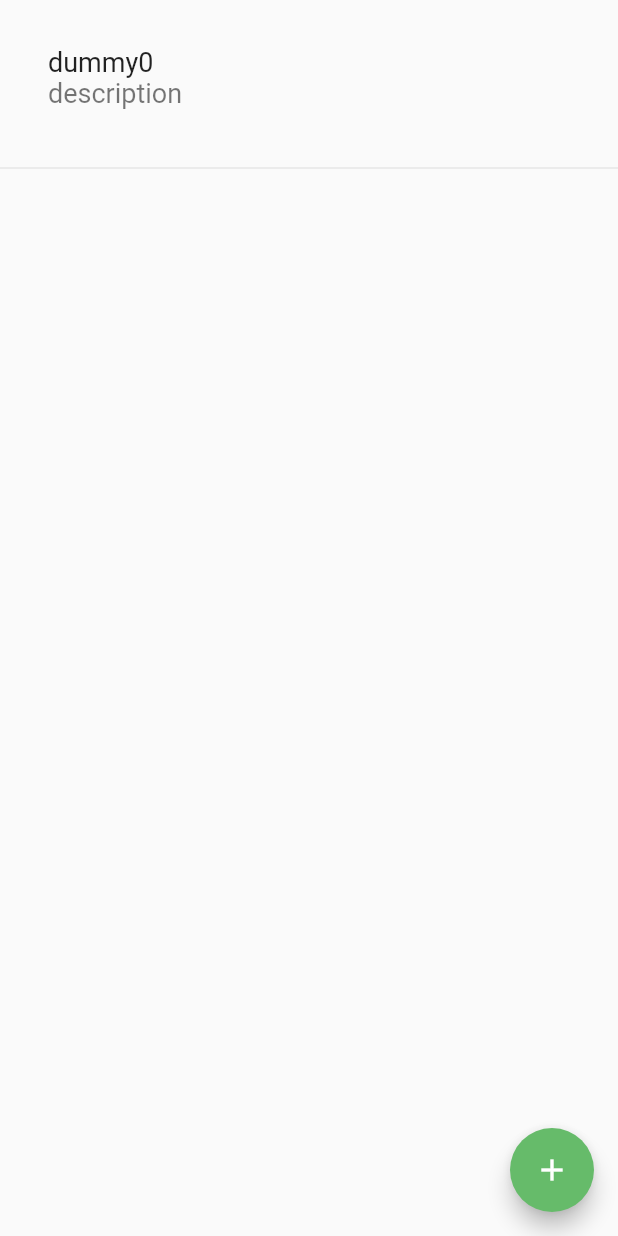
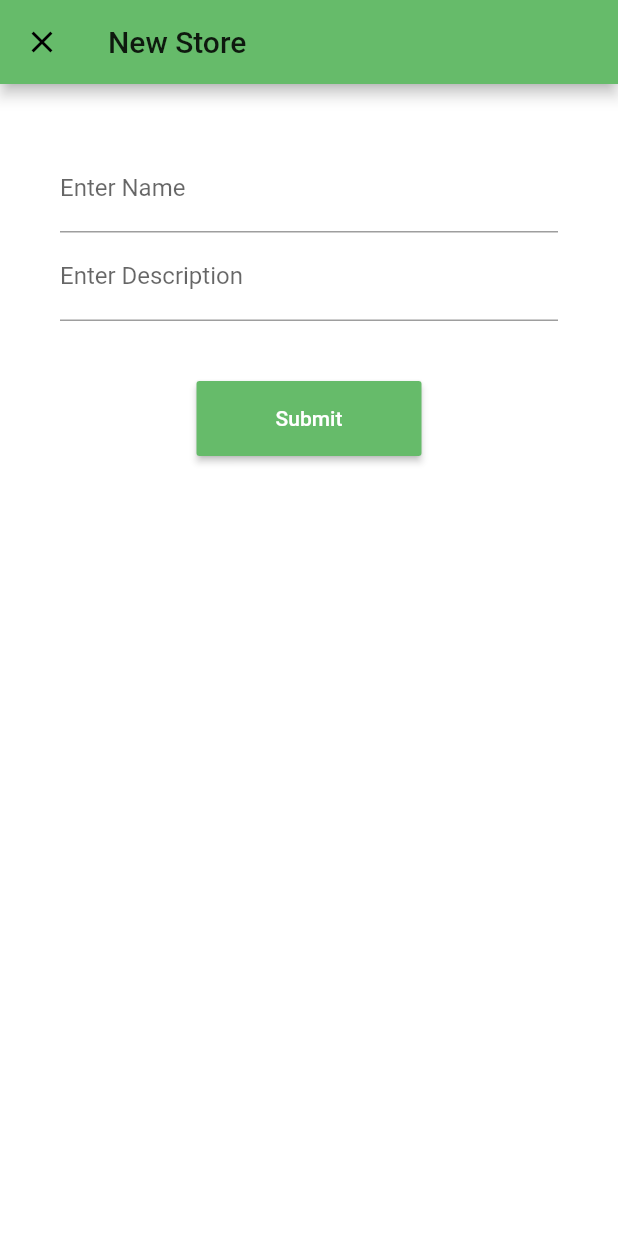
Before and after one commit to imranhashmi/dukaandar, a Flutter app: the StoresPage screen opened directly, after a tap on the "add" icon, on a phone screen of 412 x 824 dp. Run offline on Flutter 3.47's test engine with Material 2 defaults, Android fonts, the phone set to English and light mode, and no system bars.

Commit message:
#16 new item form changes

```diff
--- a/lib/datamodel/manager.dart
+++ b/lib/datamodel/manager.dart
@@ -1,6 +1,6 @@
 class Manager {
-    final String name;
-    final String description;
+    String name;
+    String description;
 
     Manager(this.name, this.description) {
       if (name == null) {
--- a/lib/datamodel/store.dart
+++ b/lib/datamodel/store.dart
@@ -1,6 +1,6 @@
 class Store {
-  final String name;
-  final String description;
+  String name;
+  String description;
 
   Store(this.name, this.description) {
     if (name == null) {
--- /dev/null
+++ b/lib/pages/manager_form.dart
@@ -0,0 +1,67 @@
+import 'package:flutter/material.dart';
+
+import 'package:dukandaar/datamodel/manager.dart';
+
+class ManagerForm extends StatefulWidget
+{
+  @override
+  State createState() => new ManagerFormState();
+}
+
+class ManagerFormState extends State<ManagerForm>
+{
+  TextEditingController nameController = new TextEditingController();
+  TextEditingController descriptionController = new TextEditingController();
+
+  void onAddPressed () {
+    final item = new Manager(nameController.text, descriptionController.text);
+    Navigator.pop(context, item);
+  }
+
+  @override
+  Widget build(BuildContext context) {
+    return new Scaffold(
+       appBar: new AppBar(
+        title: new Text("New Manager"),
+        leading: new IconButton(
+          icon: new Icon(Icons.close),
+          onPressed: (){ Navigator.pop(context, null); },
+        ),
+      ),
+      backgroundColor: Colors.white,
+      body: new Container(
+        padding: const EdgeInsets.all(40.0),
+        child: new Form(
+          autovalidate: true,
+          child: new Column(
+            mainAxisAlignment: MainAxisAlignment.start,
+            children: <Widget>[
+              new TextFormField(
+                decoration: new InputDecoration( labelText: "Enter Name", fillColor: Colors.white),
+                keyboardType: TextInputType.text,
+                controller: nameController,
+              ),
+              new TextFormField(
+                decoration: new InputDecoration( labelText: "Enter Description"),
+                keyboardType: TextInputType.text,
+                controller: descriptionController,
+              ),
+              new Container (
+                padding: const EdgeInsets.symmetric(vertical: 40.0),
+                child: new MaterialButton(
+                  height: 50.0,
+                  minWidth: 150.0,
+                  color: Colors.green[400],
+                  splashColor: Colors.teal,
+                  textColor: Colors.white,
+                  child: new Text("Submit"),
+                  onPressed: () { onAddPressed(); }
+                ),
+              ),
+            ],
+          )
+        ),
+      ),
+    );
+  }
+}
--- /dev/null
+++ b/lib/pages/store_form.dart
@@ -0,0 +1,67 @@
+import 'package:flutter/material.dart';
+
+import 'package:dukandaar/datamodel/store.dart';
+
+class StoreForm extends StatefulWidget
+{
+  @override
+  State createState() => new StoreFormState();
+}
+
+class StoreFormState extends State<StoreForm>
+{
+  TextEditingController nameController = new TextEditingController();
+  TextEditingController descriptionController = new TextEditingController();
+
+  void onAddPressed () {
+    final item = new Store(nameController.text, descriptionController.text);
+    Navigator.pop(context, item);
+  }
+
+  @override
+  Widget build(BuildContext context) {
+    return new Scaffold(
+       appBar: new AppBar(
+        title: new Text("New Store"),
+        leading: new IconButton(
+          icon: new Icon(Icons.close),
+          onPressed: (){ Navigator.pop(context, null); },
+        ),
+      ),
+      backgroundColor: Colors.white,
+      body: new Container(
+        padding: const EdgeInsets.all(40.0),
+        child: new Form(
+          autovalidate: true,
+          child: new Column(
+            mainAxisAlignment: MainAxisAlignment.start,
+            children: <Widget>[
+              new TextFormField(
+                decoration: new InputDecoration( labelText: "Enter Name", fillColor: Colors.white),
+                keyboardType: TextInputType.text,
+                controller: nameController,
+              ),
+              new TextFormField(
+                decoration: new InputDecoration( labelText: "Enter Description"),
+                keyboardType: TextInputType.text,
+                controller: descriptionController,
+              ),
+              new Container (
+                padding: const EdgeInsets.symmetric(vertical: 40.0),
+                child: new MaterialButton(
+                  height: 50.0,
+                  minWidth: 150.0,
+                  color: Colors.green[400],
+                  splashColor: Colors.teal,
+                  textColor: Colors.white,
+                  child: new Text("Submit"),
+                  onPressed: () { onAddPressed(); }
+                ),
+              ),
+            ],
+          )
+        ),
+      ),
+    );
+  }
+}
--- a/lib/pages/stores_page.dart
+++ b/lib/pages/stores_page.dart
@@ -4,6 +4,7 @@ import 'package:flutter/material.dart';
 import 'package:http/http.dart' as http;
 
 import 'package:dukandaar/datamodel/store.dart';
+import 'package:dukandaar/pages/store_form.dart';
 
 class StoresPageState extends State<StoresPage> {
   var _items = <Store>[];
@@ -15,11 +16,11 @@ class StoresPageState extends State<StoresPage> {
     super.initState();
   }
 
-  @override
+   @override
   Widget build(BuildContext context) {
     return new Scaffold (
       floatingActionButton: new FloatingActionButton(
-        onPressed: _addData,
+        onPressed: () { _showForm(context); },
         tooltip: 'Add',
         backgroundColor: Colors.green[400],
         child: new Icon(Icons.add)
@@ -62,12 +63,25 @@ class StoresPageState extends State<StoresPage> {
     });
   }
 
-  _addData(){
+  _addData(Store item){
     setState((){
       // add new item here,
-      final item = new Store("dummy" + "${_items.length}","description");
+       item.name += "${_items.length}";
       _items.add(item);
     });
+  }
+
+  _showForm(BuildContext context) async {
+    Store item = await Navigator.of(context).push(
+      new MaterialPageRoute<Store>(
+        builder: (BuildContext context) {
+          return new StoreForm();
+        }
+      )
+    );
+    if(item != null){
+      _addData(item);
+    }
   }
 
   // NOT USED for now
--- /dev/null
+++ b/lib/pages/survey_form.dart
@@ -0,0 +1,67 @@
+import 'package:flutter/material.dart';
+
+import 'package:dukandaar/datamodel/survey.dart';
+
+class SurveyForm extends StatefulWidget
+{
+  @override
+  State createState() => new SurveyFormState();
+}
+
+class SurveyFormState extends State<SurveyForm>
+{
+  TextEditingController nameController = new TextEditingController();
+  TextEditingController descriptionController = new TextEditingController();
+
+  void onAddPressed () {
+    final item = new Survey(nameController.text, descriptionController.text);
+    Navigator.pop(context, item);
+  }
+
+  @override
+  Widget build(BuildContext context) {
+    return new Scaffold(
+       appBar: new AppBar(
+        title: new Text("New Survey"),
+        leading: new IconButton(
+          icon: new Icon(Icons.close),
+          onPressed: (){ Navigator.pop(context, null); },
+        ),
+      ),
+      backgroundColor: Colors.white,
+      body: new Container(
+        padding: const EdgeInsets.all(40.0),
+        child: new Form(
+          autovalidate: true,
+          child: new Column(
+            mainAxisAlignment: MainAxisAlignment.start,
+            children: <Widget>[
+              new TextFormField(
+                decoration: new InputDecoration( labelText: "Enter Name", fillColor: Colors.white),
+                keyboardType: TextInputType.text,
+                controller: nameController,
+              ),
+              new TextFormField(
+                decoration: new InputDecoration( labelText: "Enter Description"),
+                keyboardType: TextInputType.text,
+                controller: descriptionController,
+              ),
+              new Container (
+                padding: const EdgeInsets.symmetric(vertical: 40.0),
+                child: new MaterialButton(
+                  height: 50.0,
+                  minWidth: 150.0,
+                  color: Colors.green[400],
+                  splashColor: Colors.teal,
+                  textColor: Colors.white,
+                  child: new Text("Submit"),
+                  onPressed: () { onAddPressed(); }
+                ),
+              ),
+            ],
+          )
+        ),
+      ),
+    );
+  }
+}
--- a/lib/pages/surveys_page.dart
+++ b/lib/pages/surveys_page.dart
@@ -4,7 +4,7 @@ import 'package:flutter/material.dart';
 import 'package:http/http.dart' as http;
 
 import 'package:dukandaar/datamodel/survey.dart';
-import 'package:dukandaar/pages/add_form.dart';
+import 'package:dukandaar/pages/survey_form.dart';
 
 class SurveysPageState extends State<SurveysPage> {
   var _items = <Survey>[];
@@ -75,7 +75,7 @@ class SurveysPageState extends State<SurveysPage> {
     Survey item = await Navigator.of(context).push(
       new MaterialPageRoute<Survey>(
         builder: (BuildContext context) {
-          return new AddForm();
+          return new SurveyForm();
         }
       )
     );
@@ -85,7 +85,7 @@ class SurveysPageState extends State<SurveysPage> {
   }
 
   // NOT USED for now
-  _loadData() async {
+  _getDataFromServer() async {
     String dataURL = "https://api.github.com/orgs/raywenderlich/members";
     http.Response response = await http.get(dataURL);
     setState(() {
```
Also changed, not shown: lib/pages/managers_page.dart (+18 -4 lines).
